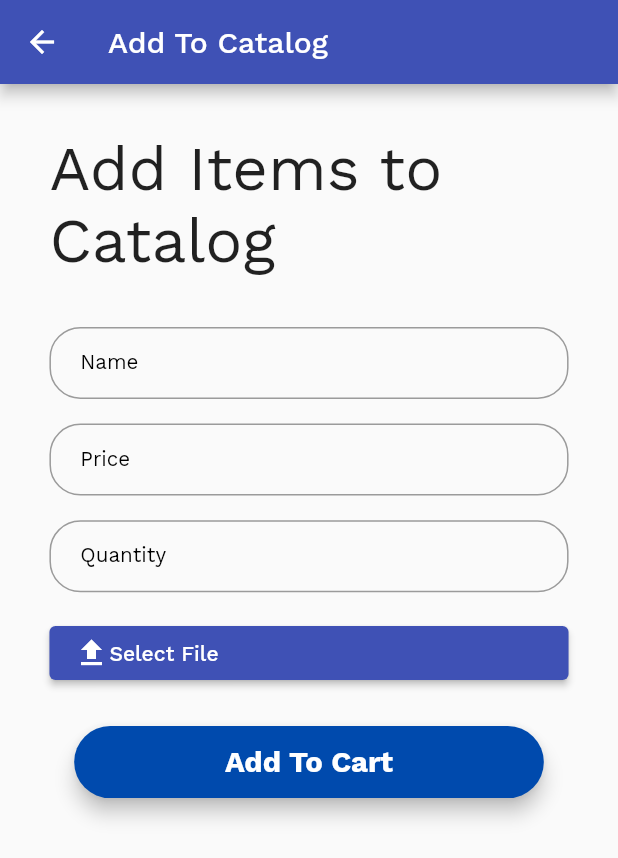
After one commit to VanshKela/ChefGram-Admin, a Flutter app: the Catalog screen opened directly, after a tap on "Add Item", on a phone screen of 412 x 824 dp. The commit adds this screen. Shown: the top 858 px of the screen. Run offline on Flutter 3.47's test engine with Material 2 defaults, Android fonts, the phone set to English and light mode, and no system bars; our stand-ins replace cloud_firestore, file_picker, firebase_auth, firebase_core, firebase_storage, flutter_slidable and 1 more; accounts and stored records are empty; network calls fail.

Commit message:
loads of changes

```diff
--- /dev/null
+++ b/lib/screens/Dashboard/add_to_catalog.dart
@@ -0,0 +1,140 @@
+import 'dart:typed_data';
+import 'package:chef_gram_admin/utils/RoundedButton.dart';
+import 'package:cloud_firestore/cloud_firestore.dart';
+import 'package:firebase_storage/firebase_storage.dart';
+import 'package:flutter/material.dart';
+import 'package:sizer/sizer.dart';
+import '../../constants.dart';
+import 'package:file_picker/file_picker.dart';
+
+class AddToCatalog extends StatefulWidget {
+  const AddToCatalog({Key? key}) : super(key: key);
+
+  @override
+  _AddToCatalogState createState() => _AddToCatalogState();
+}
+
+class _AddToCatalogState extends State<AddToCatalog> {
+  final priceController = TextEditingController();
+  final quantityController = TextEditingController();
+  final nameController = TextEditingController();
+  CollectionReference catalog =
+      FirebaseFirestore.instance.collection('catalog');
+  FilePickerResult? result;
+  Future selectFile() async {
+    result = await FilePicker.platform.pickFiles(withData: true);
+  }
+
+  Future addToCatalog() async {
+    if (result != null) {
+      Uint8List? fileBytes = result!.files.first.bytes;
+      String fileName = result!.files.first.name;
+      // Upload file
+      await FirebaseStorage.instance
+          .ref('catalog/$fileName')
+          .putData(fileBytes!);
+      String imageLink = await FirebaseStorage.instance
+          .ref('catalog/$fileName')
+          .getDownloadURL();
+      print(imageLink);
+
+      return catalog.doc(fileName).set({
+        'name': nameController.value.text,
+        'quantity': int.parse(quantityController.value.text),
+        'price': int.parse(priceController.value.text),
+        'image': imageLink
+      }).then((value) {
+        priceController.clear();
+        nameController.clear();
+        quantityController.clear();
+        result = null;
+      });
+    }
+    Navigator.pop(context);
+  }
+
+  void dispose() {
+    priceController.dispose();
+    quantityController.dispose();
+    nameController.dispose();
+    super.dispose();
+  }
+
+  @override
+  Widget build(BuildContext context) {
+    return SafeArea(
+      child: Scaffold(
+        appBar: AppBar(
+          title: Text("Add To Catalog"),
+        ),
+        body: SingleChildScrollView(
+          child: Padding(
+            padding: EdgeInsets.symmetric(horizontal: 8.w, vertical: 4.h),
+            child: Column(
+              children: [
+                Text(
+                  "Add Items to Catalog",
+                  style: TextStyle(fontSize: 30.sp),
+                ),
+                SizedBox(
+                  height: 4.h,
+                ),
+                TextFormField(
+                  decoration: authTextFieldDecoration.copyWith(
+                      labelText: 'Name', hintText: 'Pav Bhaji Masala'),
+                  controller: nameController,
+                  keyboardType: TextInputType.emailAddress,
+                ),
+                SizedBox(
+                  height: 2.h,
+                ),
+                TextFormField(
+                  controller: priceController,
+                  textAlign: TextAlign.center,
+                  keyboardType: TextInputType.number,
+                  decoration: authTextFieldDecoration.copyWith(
+                    labelText: "Price",
+                    hintText: "Enter amount in Rupees",
+                  ),
+                ),
+                SizedBox(
+                  height: 2.h,
+                ),
+                TextFormField(
+                  controller: quantityController,
+                  textAlign: TextAlign.center,
+                  keyboardType: TextInputType.number,
+                  decoration: authTextFieldDecoration.copyWith(
+                    labelText: "Quantity",
+                    hintText: "Enter quantity in grams",
+                  ),
+                ),
+                SizedBox(
+                  height: 2.h,
+                ),
+                ElevatedButton(
+                  child: Row(
+                    crossAxisAlignment: CrossAxisAlignment.center,
+                    children: [Icon(Icons.file_upload), Text('Select File')],
+                  ),
+                  onPressed: selectFile,
+                ),
+                SizedBox(
+                  height: 2.h,
+                ),
+                Align(
+                  alignment: Alignment.center,
+                  child: RoundedButton(
+                    color: Color(0xFF004AAD),
+                    onPressed: addToCatalog,
+                    text: "Add To Cart",
+                  ),
+                ),
+              ],
+            ),
+          ),
+        ),
+      ),
+    );
+  }
+}
--- a/lib/screens/Dashboard/catalog.dart
+++ b/lib/screens/Dashboard/catalog.dart
@@ -1,10 +1,12 @@
 import 'package:chef_gram_admin/models/orderModel.dart';
 import 'package:chef_gram_admin/models/profile_model.dart';
 import 'package:flutter/material.dart';
+import 'package:flutter_slidable/flutter_slidable.dart';
 import 'package:provider/provider.dart';
 import 'package:sizer/sizer.dart';
 
 import '../../database_service.dart';
+import 'add_to_catalog.dart';
 
 class Catalog extends StatelessWidget {
   const Catalog({Key? key}) : super(key: key);
@@ -12,6 +14,24 @@ class Catalog extends StatelessWidget {
   @override
   Widget build(BuildContext context) {
     return Scaffold(
+      floatingActionButton: FloatingActionButton.extended(
+        backgroundColor: Colors.indigo,
+        onPressed: () {
+          Navigator.push(
+            context,
+            MaterialPageRoute(builder: (context) => AddToCatalog()),
+          );
+        },
+        label: Row(
+          children: [
+            Padding(
+              padding: const EdgeInsets.only(right: 4.0),
+              child: Icon(Icons.add),
+            ),
+            Text("Add Item")
+          ],
+        ),
+      ),
       backgroundColor: Colors.indigo.shade50,
       appBar: AppBar(
         title: Text("View Catalog"),
@@ -53,7 +73,24 @@ class Catalog extends StatelessWidget {
                           itemBuilder: (BuildContext context, int index) {
                             var document = snapshot.data[index];
 
-                            return Padding(
+                            return Slidable(
+                              actionPane: SlidableDrawerActionPane(),
+                              actionExtentRatio: 0.25,
+                              secondaryActions: [
+                                IconSlideAction(
+                                  caption: 'Edit',
+                                  color: Colors.deepPurple,
+                                  icon: Icons.edit,
+                                  onTap: () {},
+                                ),
+                                IconSlideAction(
+                                  caption: 'Delete',
+                                  color: Colors.red,
+                                  icon: Icons.delete,
+                                  onTap: () {},
+                                ),
+                              ],
+                              child: Padding(
                                 padding: EdgeInsets.symmetric(
                                     horizontal: 2.w, vertical: 1.h),
                                 child: Container(
@@ -94,22 +131,23 @@ class Catalog extends StatelessWidget {
                                                 ),
                                                 Text(
                                                   "${document['quantity']} g",
-                                                style:
-                                                    TextStyle(fontSize: 16.sp),
+                                                  style: TextStyle(
+                                                      fontSize: 16.sp),
                                                 ),
                                                 SizedBox(
                                                   height: 2.h,
                                                 ),
                                                 Text(
                                                   "₹ ${document['price']}",
-                                                style:
-                                                    TextStyle(fontSize: 16.sp),
+                                                  style: TextStyle(
+                                                      fontSize: 16.sp),
                                                 )
                                               ],
                                             ),
                                           ),
                                         ),
                                       ],
+                                    ),
                                   ),
                                 ),
                               ),
--- a/lib/screens/auth/login.dart
+++ b/lib/screens/auth/login.dart
@@ -16,6 +16,12 @@ class LogInPage extends StatefulWidget {
 class _LogInPageState extends State<LogInPage> {
   final nameController = TextEditingController();
   final passwordController = TextEditingController();
+
+  void dispose() {
+    passwordController.dispose();
+    nameController.dispose();
+    super.dispose();
+  }
 
   @override
   Widget build(BuildContext context) {
```
Also changed, not shown: lib/screens/Dashboard/dashboard.dart (+3 -10 lines), pubspec.yaml (+14 -0 lines), fonts/SFProDisplay-Regular.ttf (added), fonts/WorkSans-VariableFont_wght.ttf (added), fonts/verdana-regular.ttf (added), pubspec.lock. Lines whose indentation alone changed are shown as unchanged.
